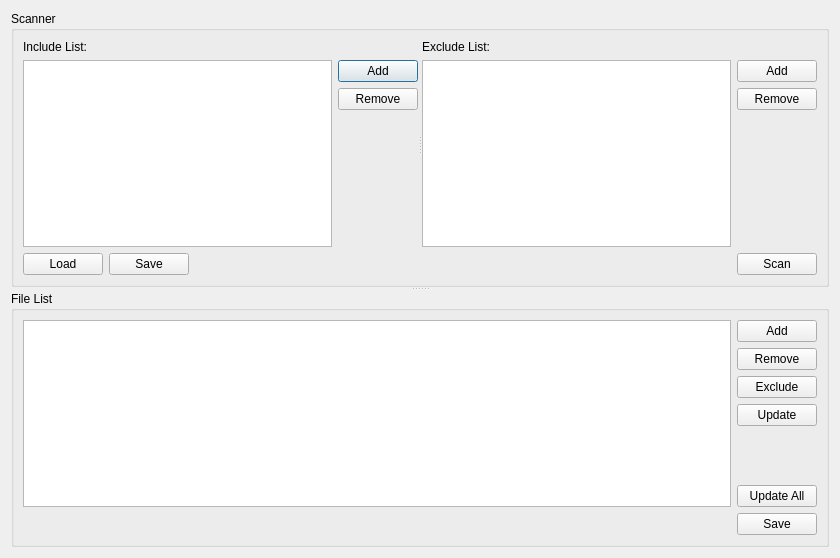
First picture: the form in Source/ZETools/ZEITIntegrityTool/ZEITIntegrityToolWindow.ui, repository orcun-gokbulut/ze, before the edit.
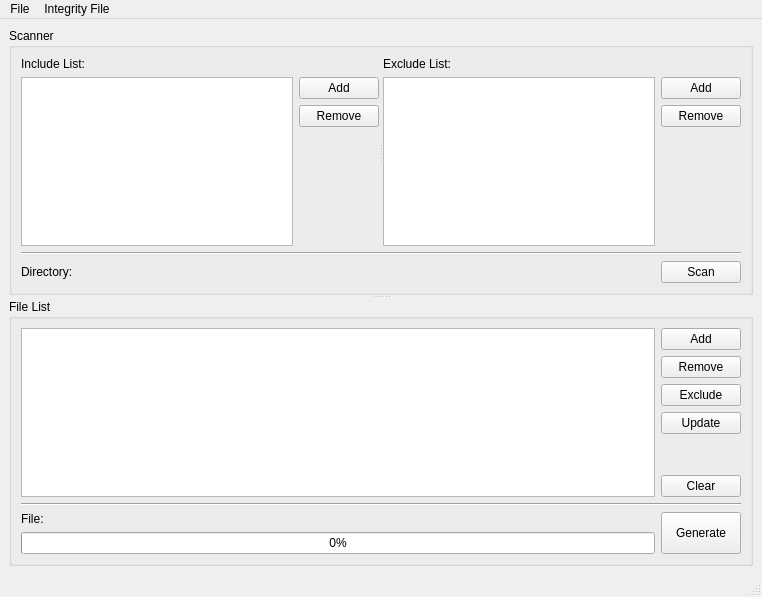
Second picture: the form after the edit. Icons and pictures are not drawn.

Commit message: FIX: Fixed various problems has been fixed and improvemenets has been made on ZEITIntegrity and ZEITIntegrtiy launcher modules.

```diff
--- a/Source/ZETools/ZEITIntegrityTool/ZEITIntegrityToolWindow.ui
+++ b/Source/ZETools/ZEITIntegrityTool/ZEITIntegrityToolWindow.ui
@@ -1,13 +1,13 @@
 <?xml version="1.0" encoding="UTF-8"?>
 <ui version="4.0">
  <class>ZEITIntegrityToolWindow</class>
- <widget class="QDialog" name="ZEITIntegrityToolWindow">
+ <widget class="QMainWindow" name="ZEITIntegrityToolWindow">
   <property name="geometry">
    <rect>
     <x>0</x>
     <y>0</y>
-    <width>840</width>
-    <height>558</height>
+    <width>762</width>
+    <height>597</height>
    </rect>
   </property>
   <property name="windowTitle">
@@ -17,6 +17,7 @@
    <iconset resource="../CommonResources/ZEZinekIcon.qrc">
     <normaloff>:/Zinek/ZEZinekIcon.ico</normaloff>:/Zinek/ZEZinekIcon.ico</iconset>
   </property>
+  <widget class="QWidget" name="centralwidget">
   <layout class="QVBoxLayout" name="verticalLayout_8">
    <item>
     <widget class="QSplitter" name="splitter">
@@ -140,44 +141,41 @@
         </widget>
        </item>
        <item>
-        <layout class="QHBoxLayout" name="horizontalLayout_3">
-         <item>
-          <widget class="QPushButton" name="btnGeneratorLoad">
-           <property name="text">
-            <string>Load</string>
-           </property>
-          </widget>
-         </item>
-         <item>
-          <widget class="QPushButton" name="btnGeneratorSave">
-           <property name="text">
-            <string>Save</string>
-           </property>
-          </widget>
-         </item>
-         <item>
-          <spacer name="horizontalSpacer">
+         <widget class="Line" name="line">
            <property name="orientation">
             <enum>Qt::Horizontal</enum>
            </property>
-           <property name="sizeType">
-            <enum>QSizePolicy::Expanding</enum>
-           </property>
-           <property name="sizeHint" stdset="0">
-            <size>
-             <width>40</width>
-             <height>20</height>
-            </size>
-           </property>
-          </spacer>
+         </widget>
+        </item>
+        <item>
+         <layout class="QHBoxLayout" name="horizontalLayout_4">
+          <item>
+           <widget class="QLabel" name="label_3">
+            <property name="sizePolicy">
+             <sizepolicy hsizetype="Maximum" vsizetype="Preferred">
+              <horstretch>0</horstretch>
+              <verstretch>0</verstretch>
+             </sizepolicy>
+            </property>
+            <property name="text">
+             <string>Directory:</string>
+            </property>
+           </widget>
+          </item>
+          <item>
+           <widget class="QLabel" name="lblScanPath">
+            <property name="text">
+             <string/>
+            </property>
+           </widget>
          </item>
          <item>
           <widget class="QPushButton" name="btnScan">
-           <property name="minimumSize">
-            <size>
-             <width>0</width>
-             <height>0</height>
-            </size>
+            <property name="sizePolicy">
+             <sizepolicy hsizetype="Maximum" vsizetype="Fixed">
+              <horstretch>0</horstretch>
+              <verstretch>0</verstretch>
+             </sizepolicy>
            </property>
            <property name="text">
             <string>Scan</string>
@@ -242,15 +240,9 @@
             </spacer>
            </item>
            <item>
-            <widget class="QPushButton" name="btnRecordUpdateAll">
-             <property name="minimumSize">
-              <size>
-               <width>0</width>
-               <height>0</height>
-              </size>
-             </property>
+             <widget class="QPushButton" name="btnRecordClear">
              <property name="text">
-              <string>Update All</string>
+               <string>Clear</string>
              </property>
             </widget>
            </item>
@@ -258,23 +250,64 @@
          </item>
         </layout>
        </item>
+        <item>
+         <widget class="Line" name="line_2">
+          <property name="orientation">
+           <enum>Qt::Horizontal</enum>
+          </property>
+         </widget>
+        </item>
        <item>
         <layout class="QHBoxLayout" name="horizontalLayout_5">
          <item>
-          <spacer name="horizontalSpacer_2">
-           <property name="orientation">
-            <enum>Qt::Horizontal</enum>
-           </property>
-           <property name="sizeHint" stdset="0">
-            <size>
-             <width>40</width>
-             <height>20</height>
-            </size>
-           </property>
-          </spacer>
+           <layout class="QVBoxLayout" name="verticalLayout_9">
+            <item>
+             <layout class="QHBoxLayout" name="horizontalLayout_7">
+              <item>
+               <widget class="QLabel" name="label_4">
+                <property name="sizePolicy">
+                 <sizepolicy hsizetype="Maximum" vsizetype="Preferred">
+                  <horstretch>0</horstretch>
+                  <verstretch>0</verstretch>
+                 </sizepolicy>
+                </property>
+                <property name="text">
+                 <string>File:</string>
+                </property>
+               </widget>
          </item>
          <item>
-          <widget class="QPushButton" name="btnIntegritySave">
+               <widget class="QLabel" name="lblGenerateFile">
+                <property name="text">
+                 <string/>
+                </property>
+               </widget>
+              </item>
+             </layout>
+            </item>
+            <item>
+             <widget class="QProgressBar" name="prgGenerate">
+              <property name="maximum">
+               <number>1</number>
+              </property>
+              <property name="value">
+               <number>0</number>
+              </property>
+              <property name="alignment">
+               <set>Qt::AlignCenter</set>
+              </property>
+             </widget>
+            </item>
+           </layout>
+          </item>
+          <item>
+           <widget class="QPushButton" name="btnGenerate">
+            <property name="sizePolicy">
+             <sizepolicy hsizetype="Minimum" vsizetype="Minimum">
+              <horstretch>0</horstretch>
+              <verstretch>0</verstretch>
+             </sizepolicy>
+            </property>
            <property name="minimumSize">
             <size>
              <width>0</width>
@@ -282,7 +315,7 @@
             </size>
            </property>
            <property name="text">
-            <string>Save</string>
+             <string>Generate</string>
            </property>
           </widget>
          </item>
@@ -293,6 +326,81 @@
     </widget>
    </item>
   </layout>
+  </widget>
+  <widget class="QMenuBar" name="menubar">
+   <property name="geometry">
+    <rect>
+     <x>0</x>
+     <y>0</y>
+     <width>762</width>
+     <height>21</height>
+    </rect>
+   </property>
+   <widget class="QMenu" name="menuGenerator_File">
+    <property name="title">
+     <string>File</string>
+    </property>
+    <widget class="QMenu" name="mnuRecentFiles">
+     <property name="title">
+      <string>Recent File(s)</string>
+     </property>
+    </widget>
+    <addaction name="actNew"/>
+    <addaction name="separator"/>
+    <addaction name="actOpen"/>
+    <addaction name="mnuRecentFiles"/>
+    <addaction name="separator"/>
+    <addaction name="actSave"/>
+    <addaction name="actSaveAs"/>
+    <addaction name="separator"/>
+    <addaction name="actQuit"/>
+   </widget>
+   <widget class="QMenu" name="menuIntegrity">
+    <property name="title">
+     <string>Integrity File</string>
+    </property>
+    <addaction name="actIntegritySave"/>
+    <addaction name="actIntegritySaveAs"/>
+   </widget>
+   <addaction name="menuGenerator_File"/>
+   <addaction name="menuIntegrity"/>
+  </widget>
+  <widget class="QStatusBar" name="stbStatusBar"/>
+  <action name="actIntegritySave">
+   <property name="text">
+    <string>Save</string>
+   </property>
+  </action>
+  <action name="actIntegritySaveAs">
+   <property name="text">
+    <string>Save As</string>
+   </property>
+  </action>
+  <action name="actNew">
+   <property name="text">
+    <string>New</string>
+   </property>
+  </action>
+  <action name="actOpen">
+   <property name="text">
+    <string>Open</string>
+   </property>
+  </action>
+  <action name="actSave">
+   <property name="text">
+    <string>Save</string>
+   </property>
+  </action>
+  <action name="actSaveAs">
+   <property name="text">
+    <string>Save As</string>
+   </property>
+  </action>
+  <action name="actQuit">
+   <property name="text">
+    <string>Quit</string>
+   </property>
+  </action>
  </widget>
  <resources>
   <include location="../CommonResources/ZEZinekIcon.qrc"/>
```
Lines whose indentation alone changed are shown as unchanged. The commit also changes 16 other files.
